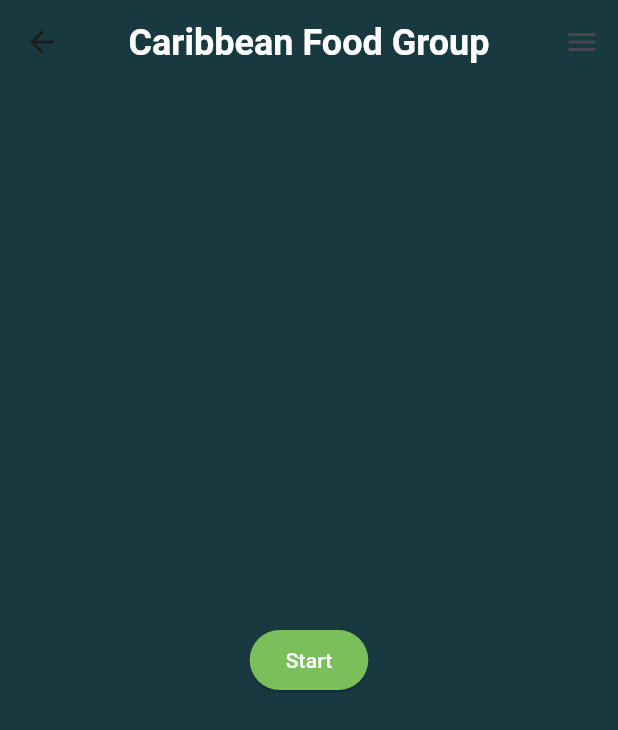
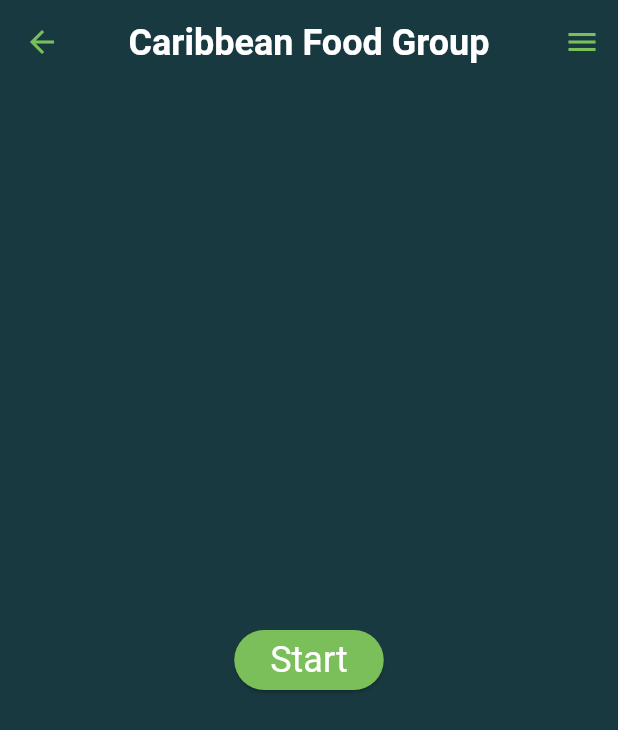
Before and after one commit to ErrorUnknown55/caribbean_food_group_game, a Flutter app: the GameView screen opened by its route, after a tap on the "home" icon, on a phone screen of 412 x 824 dp. Shown: the top 730 px of the screen. Run offline on Flutter 3.47's test engine with Material 3 defaults, Android fonts, the phone set to English and light mode, and no system bars.

Commit message:
changed game page

```diff
--- a/lib/scr/game_feature/game_view.dart
+++ b/lib/scr/game_feature/game_view.dart
@@ -19,9 +19,10 @@ class _GameViewState extends State<GameView> {
             Navigator.push(context,
                 MaterialPageRoute(builder: (context) => HomePage()));},
               icon: const Icon(Icons.home)),
+        actions: [
+          IconButton(onPressed: (){}, icon: Icon(Icons.pause))
+        ],
       ),
-      endDrawer: const SettingsView(),
-
     );
   }
 }
--- a/lib/scr/home_feature/homePage.dart
+++ b/lib/scr/home_feature/homePage.dart
@@ -34,11 +34,8 @@ class HomePage extends StatelessWidget {
                         Navigator.push(context,
                             MaterialPageRoute(builder: (context) => GameView()));
                       },
-                      // style: ButtonStyle(elevation: MaterialStateProperty(12.0 )),
-                      // style: ElevatedButton.styleFrom(
-                      //     elevation: 12.0,
-                      //     textStyle: const TextStyle(color: Colors.white)),
-                      child: const Text('Start'),
+                      child: Text('Start',
+                      style: theme.textTheme.headlineSmall),
                     ),
                   ),
                 ],
--- a/lib/util/theme.dart
+++ b/lib/util/theme.dart
@@ -38,6 +38,10 @@ class appTheme {
           backgroundColor: WidgetStateProperty.all(buttonColor)
       )),
 
+      iconButtonTheme: IconButtonThemeData(
+        style: ButtonStyle(foregroundColor: WidgetStateProperty.all(buttonColor))
+      ),
+
       textTheme: _buildTextTheme(primaryTextColor, secondaryTextColor),
     );
   }
@@ -47,6 +51,7 @@ class appTheme {
     return TextTheme(
       //Screen tile
       displaySmall: TextStyle(fontWeight: FontWeight.bold, fontSize: 24, color: primaryTextColor),
+      headlineSmall: TextStyle(color: primaryTextColor),
     );
   }
 }
```
